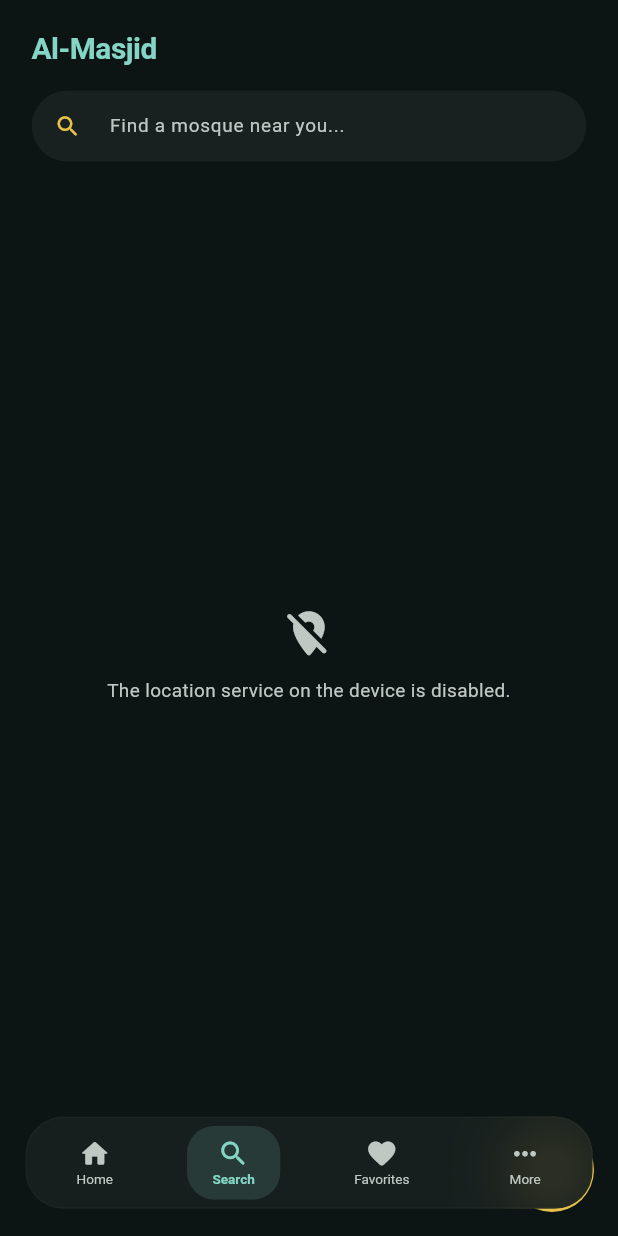
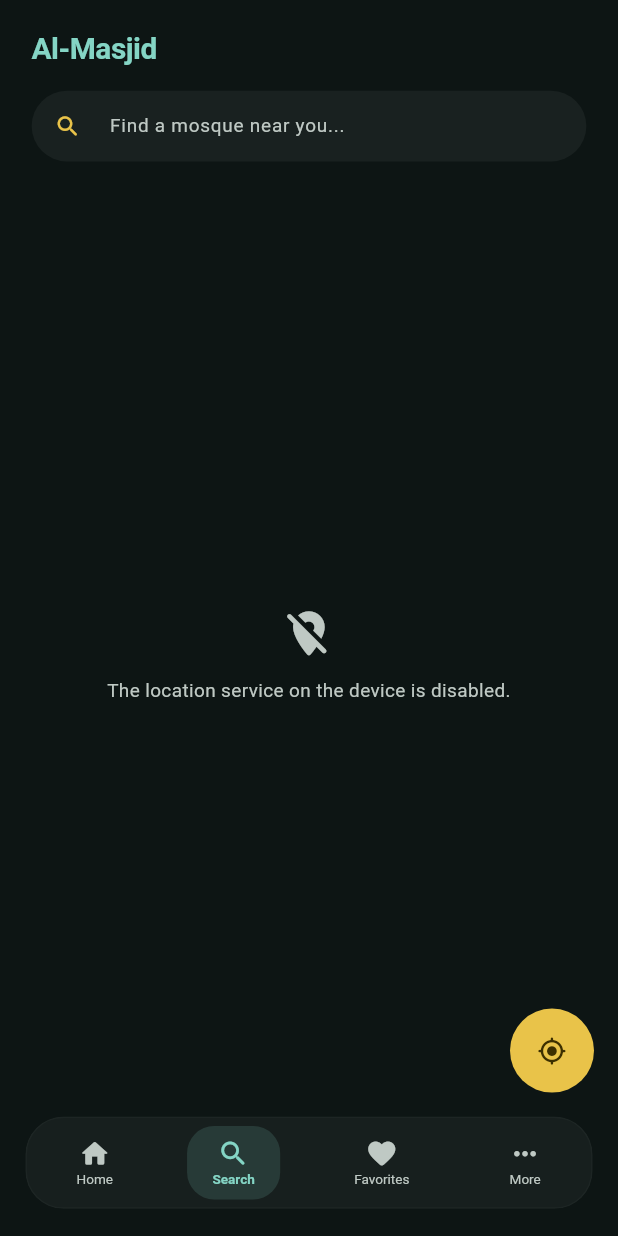
Before and after one commit to ahmedalaa-sw/mosques_app, a Flutter app: the screen it shows after launch, item 2 of the bottom bar chosen, on a phone screen of 412 x 824 dp. Run offline on Flutter 3.47's test engine with Material 3 defaults, Android fonts, the phone set to English and light mode, and no system bars; our stand-ins replace dio, flutter_bloc, flutter_screenutil, geolocator, hive_flutter, pretty_dio_logger and 1 more; accounts and stored records are empty.

Commit message:
Enhance mosque search feature with photo support and error handling

```diff
--- a/lib/core/constants/app_colors.dart
+++ b/lib/core/constants/app_colors.dart
@@ -28,6 +28,9 @@ class AppColor {
   static const Color outline = Color(0xFF89938F);
   static const Color outlineVariant = Color(0xFF3F4945);
 
+  // ── Semantic ──
+  static const Color errorColor = Color(0xFFCF6679);
+
   // ── Legacy ──
   static const Color backgroundColor = Color(0xffF8FBFC);
   static const Color grayColor = Colors.grey;
--- a/lib/core/network/endpoint_constants.dart
+++ b/lib/core/network/endpoint_constants.dart
@@ -7,4 +7,10 @@ class EndpointConstants {
       'https://maps.googleapis.com/maps/api/place';
   static const String nearbySearch = '/nearbysearch/json';
   static const String placesApiKey = 'AIzaSyCn2_UWt0RFlO2r83-KXR2kVuIsiukMRJ4';
+
+  static String placePhotoUrl(String photoReference, {int maxWidth = 400}) =>
+      '$placesBaseUrl/photo'
+      '?maxwidth=$maxWidth'
+      '&photoreference=$photoReference'
+      '&key=$placesApiKey';
 }
--- a/lib/features/bottom_nav/views/bottom_nav_screen.dart
+++ b/lib/features/bottom_nav/views/bottom_nav_screen.dart
@@ -7,6 +7,7 @@ import 'package:mosques_app/features/bottom_nav/viewmodels/bottom_nav_cubit.dart
 import 'package:mosques_app/features/bottom_nav/viewmodels/bottom_nav_states.dart';
 import 'package:mosques_app/features/favorite/views/favorite_screen.dart';
 import 'package:mosques_app/features/more/views/more_screen.dart';
+import 'package:mosques_app/features/mosque_search/viewmodels/mosque_search_cubit.dart';
 import 'package:mosques_app/features/mosque_search/views/mosque_search_screen.dart';
 import 'package:mosques_app/features/prayer_times/views/prayer_times_screen.dart';
 
@@ -22,14 +23,22 @@ class BottomNavScreen extends StatelessWidget {
 
   @override
   Widget build(BuildContext context) {
-    return BlocProvider(
-      create: (_) => BottomNavCubit(),
+    return MultiBlocProvider(
+      providers: [
+        BlocProvider(create: (_) => BottomNavCubit()),
+        BlocProvider(create: (_) => MosqueSearchCubit()..loadMosques()),
+      ],
       child: BlocBuilder<BottomNavCubit, BottomNavState>(
         builder: (context, state) {
           final cubit = context.read<BottomNavCubit>();
           return Scaffold(
             backgroundColor: AppColor.surfaceDim,
             extendBody: true,
+            floatingActionButton: cubit.currentIndex == 1
+                ? _MapFab()
+                : null,
+            floatingActionButtonLocation:
+                FloatingActionButtonLocation.endFloat,
             body: IndexedStack(
               index: cubit.currentIndex,
               children: _screens,
@@ -154,6 +163,23 @@ class _NavItemWidget extends StatelessWidget {
   }
 }
 
+class _MapFab extends StatelessWidget {
+  @override
+  Widget build(BuildContext context) {
+    return FloatingActionButton(
+      onPressed: () => context.read<MosqueSearchCubit>().loadMosques(),
+      backgroundColor: AppColor.secondaryColor,
+      shape: const CircleBorder(),
+      elevation: 0,
+      child: Icon(
+        Icons.my_location_rounded,
+        color: AppColor.onSecondary,
+        size: 22.sp,
+      ),
+    );
+  }
+}
+
 class _NavItem {
   final IconData icon;
   final String label;
--- a/lib/features/mosque_search/models/mosque_model.dart
+++ b/lib/features/mosque_search/models/mosque_model.dart
@@ -1,10 +1,12 @@
+import 'package:mosques_app/core/network/endpoint_constants.dart';
+
 class MosqueModel {
   final String id;
   final String name;
   final String address;
   final double rating;
   final double distanceMeters;
-  final bool isOpen;
+  final bool? isOpen;
   final List<String> amenities;
   final double lat;
   final double lng;
@@ -22,6 +24,10 @@ class MosqueModel {
     required this.lng,
     this.photoReference,
   });
+
+  String? get photoUrl => photoReference == null
+      ? null
+      : EndpointConstants.placePhotoUrl(photoReference!);
 
   String get distanceLabel {
     if (distanceMeters < 1000) {
@@ -50,7 +56,7 @@ class MosqueModel {
       address: json['vicinity'] as String? ?? '',
       rating: (json['rating'] as num?)?.toDouble() ?? 0.0,
       distanceMeters: distanceMeters,
-      isOpen: openingHours?['open_now'] as bool? ?? false,
+      isOpen: openingHours?['open_now'] as bool?,
       amenities: types,
       lat: (location['lat'] as num).toDouble(),
       lng: (location['lng'] as num).toDouble(),
--- a/lib/features/mosque_search/views/mosque_search_screen.dart
+++ b/lib/features/mosque_search/views/mosque_search_screen.dart
@@ -13,11 +13,8 @@ class MosqueSearchScreen extends StatelessWidget {
 
   @override
   Widget build(BuildContext context) {
-    return BlocProvider(
-      create: (_) => MosqueSearchCubit()..loadMosques(),
-      child: Scaffold(
+    return Scaffold(
       backgroundColor: AppColor.surfaceDim,
-        floatingActionButton: _MapFab(),
       body: SafeArea(
         child: Column(
           crossAxisAlignment: CrossAxisAlignment.start,
@@ -68,7 +65,6 @@ class MosqueSearchScreen extends StatelessWidget {
               ),
             ),
           ],
-          ),
         ),
       ),
     );
@@ -148,20 +144,3 @@ class _StatusMessage extends StatelessWidget {
     );
   }
 }
-
-class _MapFab extends StatelessWidget {
-  @override
-  Widget build(BuildContext context) {
-    return FloatingActionButton(
-      onPressed: () {},
-      backgroundColor: AppColor.secondaryColor,
-      shape: const CircleBorder(),
-      elevation: 0,
-      child: Icon(
-        Icons.map_outlined,
-        color: AppColor.onSecondary,
-        size: 22.sp,
-      ),
-    );
-  }
-}
```
Also changed, not shown: lib/features/mosque_search/views/widgets/mosque_card.dart (+27 -10 lines). Lines whose indentation alone changed are shown as unchanged.
